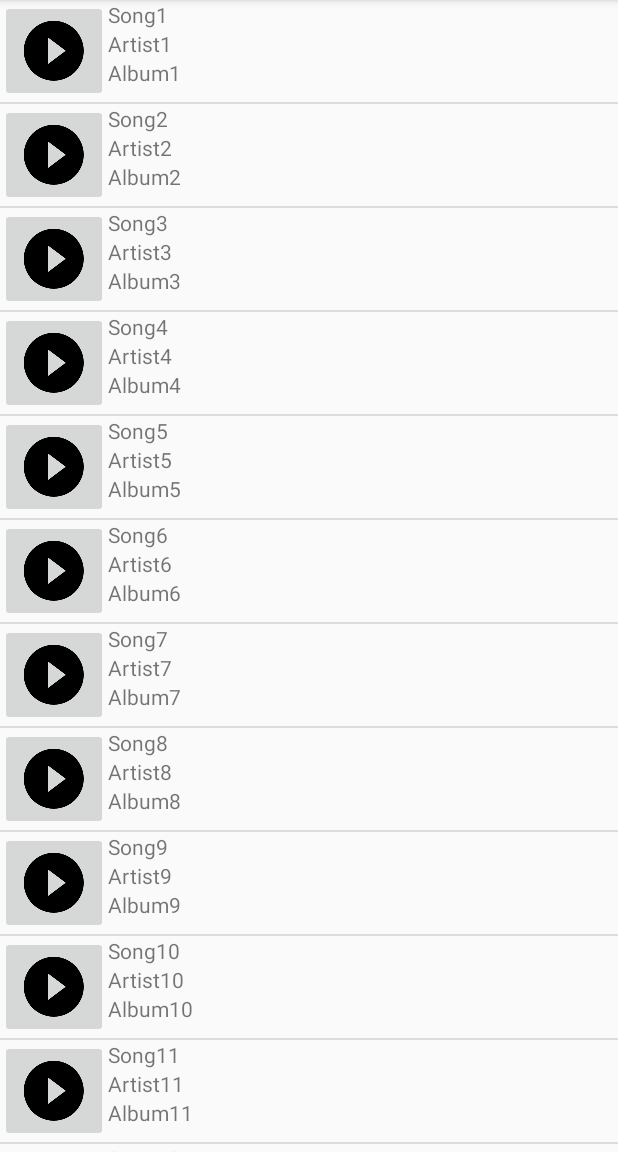
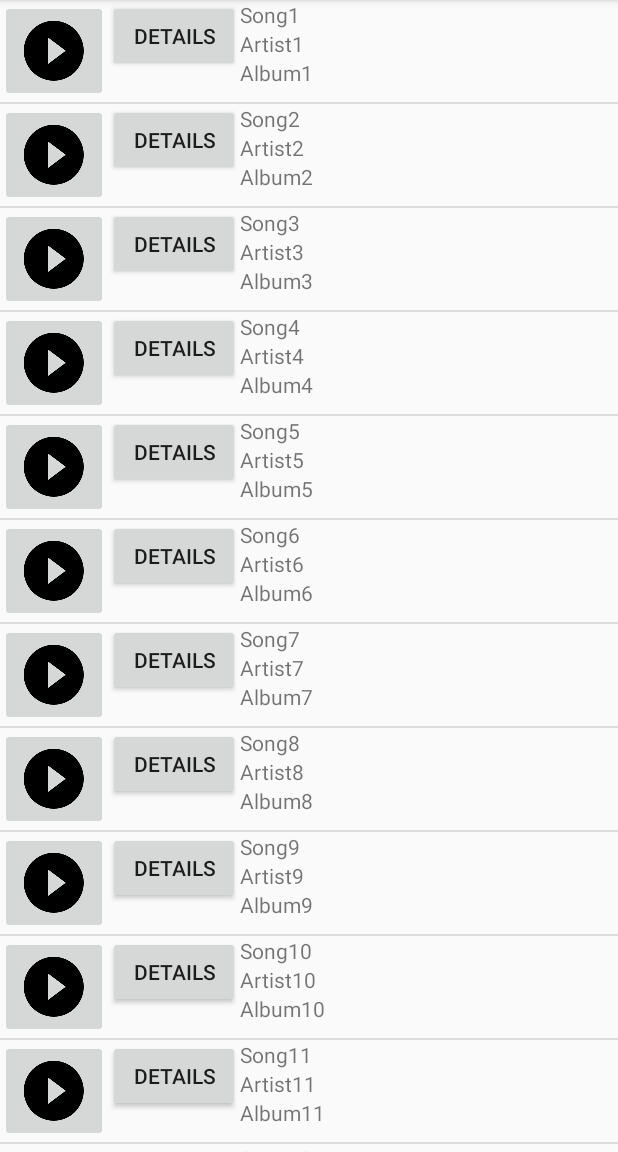
Before and after one commit to brkline/ABND_Project4_MusicalStructureApp, an Android app: the screen it shows after launch (MainActivity), on a phone screen of 412 x 824 dp, the part 84-1236 px from its top. Run offline under Robolectric (Android 15) with nearby library versions, the phone set to English and light mode, and no system bars.

Commit message:
Added Listener Fix Added Additional Activity and layout DetailsActivity and details.xml.

```diff
--- a/app/src/main/AndroidManifest.xml
+++ b/app/src/main/AndroidManifest.xml
@@ -16,6 +16,10 @@
                 <category android:name="android.intent.category.LAUNCHER" />
             </intent-filter>
         </activity>
+
+        <activity
+            android:name=".DetailsActivity"
+            android:label="@string/details_activity_label" />
     </application>
 
 </manifest>
--- a/app/src/main/assets/Attribution.txt
+++ b/app/src/main/assets/Attribution.txt
@@ -1,2 +1,5 @@
 Code for Play/Pause button handling based on:  https://stackoverflow.com/questions/39775409/android-change-play-pause-button-icon-when-clicked
 Icon source: https://material.io/tools/icons/?style=baseline
+Code for OnClickListener in MusicAdapter.java based on:  https://jmsliu.com/2444/click-button-in-listview-and-get-item-position.html
+Code for passing data between activities after on click is based on: https://stackoverflow.com/a/44186705/9645654 and https://stackoverflow.com/a/30145642/9645654
+Code for starting Intent from Adapter is based on:  https://stackoverflow.com/a/15941755/9645654
--- a/app/src/main/java/com/example/android/abnd_project4_musicalstructureapp/MainActivity.java
+++ b/app/src/main/java/com/example/android/abnd_project4_musicalstructureapp/MainActivity.java
@@ -1,11 +1,17 @@
 package com.example.android.abnd_project4_musicalstructureapp;
 
+import android.app.Activity;
 import android.content.Intent;
 import android.support.v7.app.AppCompatActivity;
 import android.os.Bundle;
+import android.text.Layout;
+import android.util.Log;
 import android.view.View;
+import android.widget.AdapterView;
 import android.widget.Button;
 import android.widget.ImageButton;
+import android.widget.ImageView;
+import android.widget.LinearLayout;
 import android.widget.ListView;
 import android.widget.TextView;
 
@@ -13,7 +19,7 @@ import java.util.ArrayList;
 
 public class MainActivity extends AppCompatActivity {
 
-    ImageButton playPauseButton;
+    ImageView playPauseButton;
     boolean isPaused = true;
 
     @Override
@@ -54,15 +60,14 @@ public class MainActivity extends AppCompatActivity {
         // Find the {@link ListView} object in the view hierarchy of the {@link Activity}.
         // There should be a {@link ListView} with the view ID called music_list, which is declared
         // in the music_list layout file.
-        ListView listView = (ListView) findViewById(R.id.music_list);
+        final ListView listView = (ListView) findViewById(R.id.music_list);
 
         // Make the {@link ListView} use the {@link MusicAdapter} we created above, so that the
         // {@link ListView} will display list items for each {@link Music} in the list.
         listView.setAdapter(adapter);
-
-
+        /*
         // Find the Play/Pause Button so we can set an OnClickListener
-        playPauseButton = findViewById(R.id.play_pause_button);
+        playPauseButton = (ImageView) listView.findViewById(R.id.play_pause_button);
 
         // Set a click listener on that View
         playPauseButton.setOnClickListener(new View.OnClickListener() {
@@ -70,52 +75,58 @@ public class MainActivity extends AppCompatActivity {
             // Handle onClick event for the Play/Pause Button
             @Override
             public void onClick(View view) {
+                // Find the Play/Pause Button so we can set an OnClickListener
+
                 if (isPaused) {
                     playPauseButton.setImageResource(R.drawable.baseline_play_circle_filled_white_black_48);
                     isPaused = false;
+                    Log.d("onClickisPaused", "Clicked");
                 } else {
                     playPauseButton.setImageResource(R.drawable.baseline_pause_black_48);
                     isPaused = true;
+                    Log.d("onClickisNotPaused", "Clicked");
                 }
 
             }
         });
 
+        /*
+        Button detailsButton = listView.findViewById(R.id.now_playing_button);
+        detailsButton.setOnClickListener(new View.OnClickListener() {
+            @Override
+            public void onClick(View v) {
+                // Create a new intent to open the {@link NumbersActivity}
+                Intent detailsIntent = new Intent(MainActivity.this, DetailsActivity.class);
+
+                // Start the new activity
+                startActivity(detailsIntent);
+            }
+        });
 
         /*
-        // Find the Albums TextView so we can set an onClickListener and start our activity
-        TextView albumsTextView = findViewById(R.id.albums_category_textView);
+       // Find the LinearLayout in the ListView so we can set an onClickListener and start our activity
+        ListView musicListItem = listView.findViewById(R.id.music_list);
+        listView.setChoiceMode(ListView.CHOICE_MODE_MULTIPLE);
+        int position = listView.getPositionForView(listView);
+        int position2 = listView.getSelectedItemPosition();
+        long ID = listView.getSelectedItemId();
 
 
         // Set a click listener on that View
-        albumsTextView.setOnClickListener(new View.OnClickListener() {
-
-            // Handle onClick event for Album
+        listView.setOnItemClickListener(new AdapterView.OnItemClickListener() {
             @Override
-            public void onClick(View view) {
+            public void onItemClick(AdapterView<?> parent, View view, int position2 , long ID) {
+                ((ListView) listView).performItemClick(view, listView.getPositionForView(view), 0);
                 // Create a new intent to open the {@link NumbersActivity}
-                Intent albumsIntent = new Intent(MainActivity.this, AlbumsActivity.class);
+                Intent nowPlayingIntent = new Intent(MainActivity.this, NowPlayingActivity.class);
 
                 // Start the new activity
-                startActivity(albumsIntent);
+                startActivity(nowPlayingIntent);
             }
         });
 
-        // Find the Artists TextView so we can set an onClickListener and start our activity
-        TextView artistsTextView = findViewById(R.id.artists_category_textView);
-        // Set a click listener on that View
-        artistsTextView.setOnClickListener(new View.OnClickListener() {
-            // The code in this method will be executed when the numbers category is clicked on.
-            @Override
-            public void onClick(View view) {
-                // Create a new intent to open the {@link NumbersActivity}
-                Intent artistsIntent = new Intent(MainActivity.this, ArtistsActivity.class);
 
-                // Start the new activity
-                startActivity(artistsIntent);
-            }
-        });
-
+        /*
         // Find the Songs TextView so we can set an onClickListener and start our activity
         TextView songsTextView = findViewById(R.id.songs_category_textView);
         // Set a click listener on that View
--- a/app/src/main/java/com/example/android/abnd_project4_musicalstructureapp/MusicAdapter.java
+++ b/app/src/main/java/com/example/android/abnd_project4_musicalstructureapp/MusicAdapter.java
@@ -1,12 +1,18 @@
 package com.example.android.abnd_project4_musicalstructureapp;
 
 import android.app.Activity;
+import android.content.Context;
+import android.content.Intent;
 import android.support.annotation.NonNull;
 import android.support.annotation.Nullable;
+import android.util.Log;
 import android.view.LayoutInflater;
 import android.view.View;
 import android.view.ViewGroup;
 import android.widget.ArrayAdapter;
+import android.widget.Button;
+import android.widget.ImageView;
+import android.widget.ListView;
 import android.widget.TextView;
 
 import java.util.ArrayList;
@@ -31,6 +37,7 @@ public class MusicAdapter extends ArrayAdapter<Music> {
 
     @Override
     public View getView(int position, @Nullable View convertView, @NonNull ViewGroup parent) {
+        final Music lastItem = new Music();
         // Check if the existing view is being reused, otherwise inflate the view
         View listItemView = convertView;
         if(listItemView == null) {
@@ -39,28 +46,92 @@ public class MusicAdapter extends ArrayAdapter<Music> {
         }
 
         // Get the Music object located at this position in the list
-        Music currentSong = getItem(position);
+        final Music currentItem = getItem(position);
+
+        ImageView playPauseButton = listItemView.findViewById(R.id.play_pause_button);
+        final boolean isPlaying = currentItem.getPlayingStatus();
+
+        if (isPlaying) {
+            playPauseButton.setImageResource(R.drawable.baseline_pause_black_48);
+        } else {
+            playPauseButton.setImageResource(R.drawable.baseline_play_circle_filled_white_black_48);
+        }
+
+
+        playPauseButton.setOnClickListener(new View.OnClickListener() {
+        @Override
+            public void onClick(View v) {
+
+                Log.d("PlayStatus", "Clicked");
+                // I know it's backwards but when we're playing, we need to
+                // set the status to off so that the correct icon displays and
+                // the status gets changed the next time an item is clicked
+                if (isPlaying) {
+                    currentItem.setPlayingStatus(false);
+                } else {
+                    currentItem.setPlayingStatus(true);
+                }
+                Music lastItem = new Music(currentItem.getSongName(), currentItem.getArtist(),
+                        currentItem.getAlbum(), false);
+                notifyDataSetChanged();
+            }
+        });
+
+        final Button detailsButton = listItemView.findViewById(R.id.details_button);
+        detailsButton.setOnClickListener(new View.OnClickListener() {
+            @Override
+            public void onClick(View v) {
+                // Code below based on: https://stackoverflow.com/a/15941755/9645654
+                // and https://stackoverflow.com/a/30145642/9645654
+                Context onClickcontext = getContext();
+                Intent detailsIntent = new Intent(new Intent(onClickcontext, DetailsActivity.class));
+                detailsIntent.putExtra("SongName",currentItem.getSongName());
+                detailsIntent.putExtra("AlbumName",currentItem.getAlbum());
+                detailsIntent.putExtra("ArtistName",currentItem.getArtist());
+                detailsIntent.putExtra("Playing",currentItem.getPlayingStatus());
+                onClickcontext.startActivity(detailsIntent);
+            }
+        });
+
+
+            // This piece of code is based on : https://jmsliu.com/2444/click-button-in-listview-and-get-item-position.html
+            //playPauseButton.setOnClickListener(playPauseButtonOnClickListener);
 
         // Find the TextView in the music_item.xml layout with the ID song_name_textView
         TextView songNameTextView = (TextView) listItemView.findViewById(R.id.song_name_textView);
         // Get the name of the Song from the current Music object and
         // set this text on the name TextView
-        songNameTextView.setText(currentSong.getSongName());
+        songNameTextView.setText(currentItem.getSongName());
 
         // Find the TextView in the music_item.xml layout with the ID artist_name_textView
         TextView artistNameTextView = (TextView) listItemView.findViewById(R.id.artist_name_textView);
         // Get the default translation from the current Word object and
         // set this text on the number TextView
-        artistNameTextView.setText(currentSong.getArtist());
+        artistNameTextView.setText(currentItem.getArtist());
 
         // Find the TextView in the music_item.xml layout with the ID album_name_textView
         TextView albumNameTextView = (TextView) listItemView.findViewById(R.id.album_name_textView);
         // Get the default translation from the current Word object and
         // set this text on the number TextView
-        albumNameTextView.setText(currentSong.getAlbum());
+        albumNameTextView.setText(currentItem.getAlbum());
 
         // Return the whole music item layout (containing 3 TextViews)
         // so that it can be shown in the ListView
         return listItemView;
     }
+
+    // This method is based on : https://jmsliu.com/2444/click-button-in-listview-and-get-item-position.html
+    private View.OnClickListener playPauseButtonOnClickListener = new View.OnClickListener() {
+        @Override
+        public void onClick(View view) {
+            final boolean isPaused = true;
+
+            View parentRowView = (View) view.getParent();
+            ListView musicListView = (ListView)parentRowView.getParent();
+            final int position = musicListView.getPositionForView(parentRowView);
+            Button playPauseButton = (Button) musicListView.findViewById(R.id.play_pause_button);
+            // Set the appropriate image resource based on whether or not we are paused
+
+        }
+    };
 }
--- a/app/src/main/res/layout/activity_now_playing.xml
+++ /dev/null
@@ -1,6 +0,0 @@
-<?xml version="1.0" encoding="utf-8"?>
-<LinearLayout xmlns:android="http://schemas.android.com/apk/res/android"
-    android:layout_width="match_parent"
-    android:layout_height="match_parent">
-
-</LinearLayout>
--- a/app/src/main/res/layout/music_item.xml
+++ b/app/src/main/res/layout/music_item.xml
@@ -10,25 +10,36 @@
         android:layout_height="wrap_content"
         android:src="@drawable/baseline_play_circle_filled_white_black_48"/>
 
+    <Button
+        android:id="@+id/details_button"
+        android:layout_width="wrap_content"
+        android:layout_height="wrap_content"
+        android:text="@string/now_playing_button_label"/>
+
     <LinearLayout xmlns:android="http://schemas.android.com/apk/res/android"
-        android:layout_width="match_parent"
+        android:id="@+id/music_info_linearLayout"
+        android:layout_width="wrap_content"
         android:layout_height="match_parent"
         android:orientation="vertical">
 
         <TextView
             android:id="@+id/song_name_textView"
-            android:layout_width="match_parent"
+            android:layout_width="wrap_content"
             android:layout_height="wrap_content" />
 
         <TextView
             android:id="@+id/artist_name_textView"
-            android:layout_width="match_parent"
+            android:layout_width="wrap_content"
             android:layout_height="wrap_content" />
 
         <TextView
             android:id="@+id/album_name_textView"
-            android:layout_width="match_parent"
+            android:layout_width="wrap_content"
             android:layout_height="wrap_content" />
 
+
+
     </LinearLayout>
+
+
 </LinearLayout>
--- a/app/src/main/res/values/strings.xml
+++ b/app/src/main/res/values/strings.xml
@@ -4,4 +4,7 @@
     <string name="artists_label">Artists</string>
     <string name="songs_label">Songs</string>
     <string name="now_playing_label">Now Playing</string>
+    <string name="now_playing_button_label">Details</string>
+    <string name="details_activity_label">Details</string>
+    <string name="details_song_name"></string>
 </resources>
```
Also changed, not shown: app/src/main/java/com/example/android/abnd_project4_musicalstructureapp/Music.java (+52 -1 lines), app/src/main/java/com/example/android/abnd_project4_musicalstructureapp/NowPlayingActivity.java (+10 -1 lines), app/src/main/res/layout/details.xml (added, +21 -0 lines).
